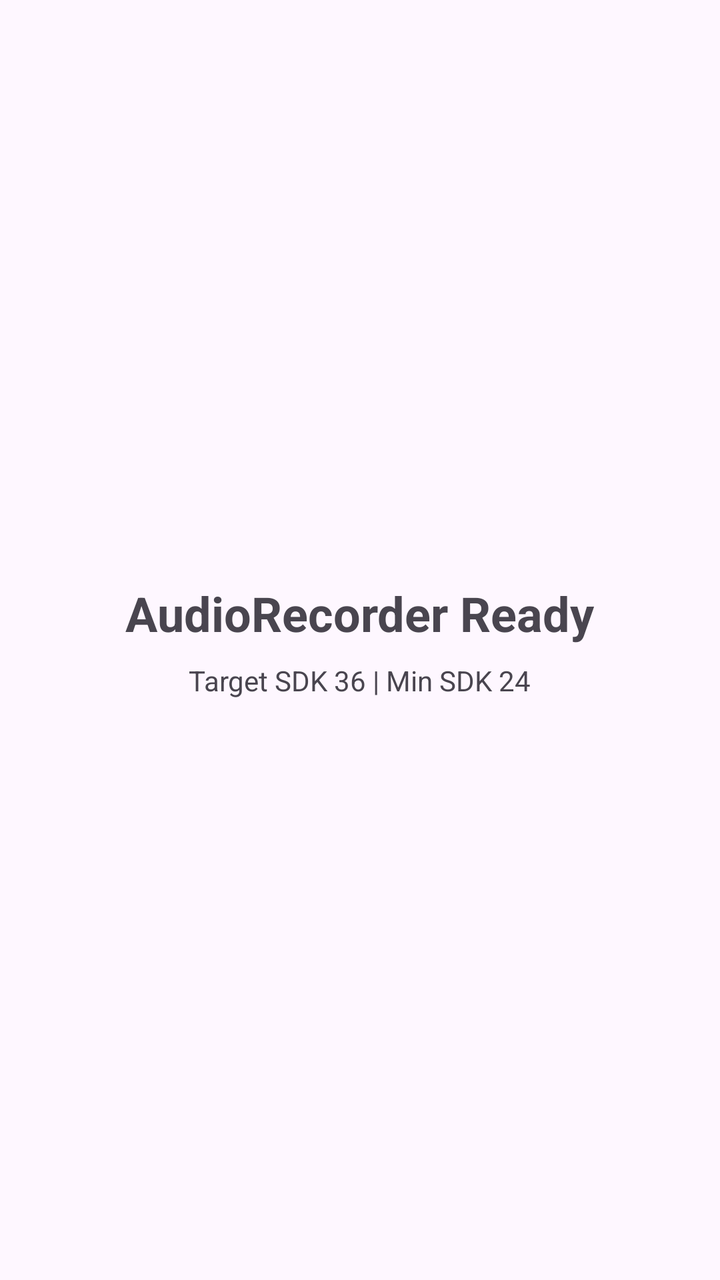
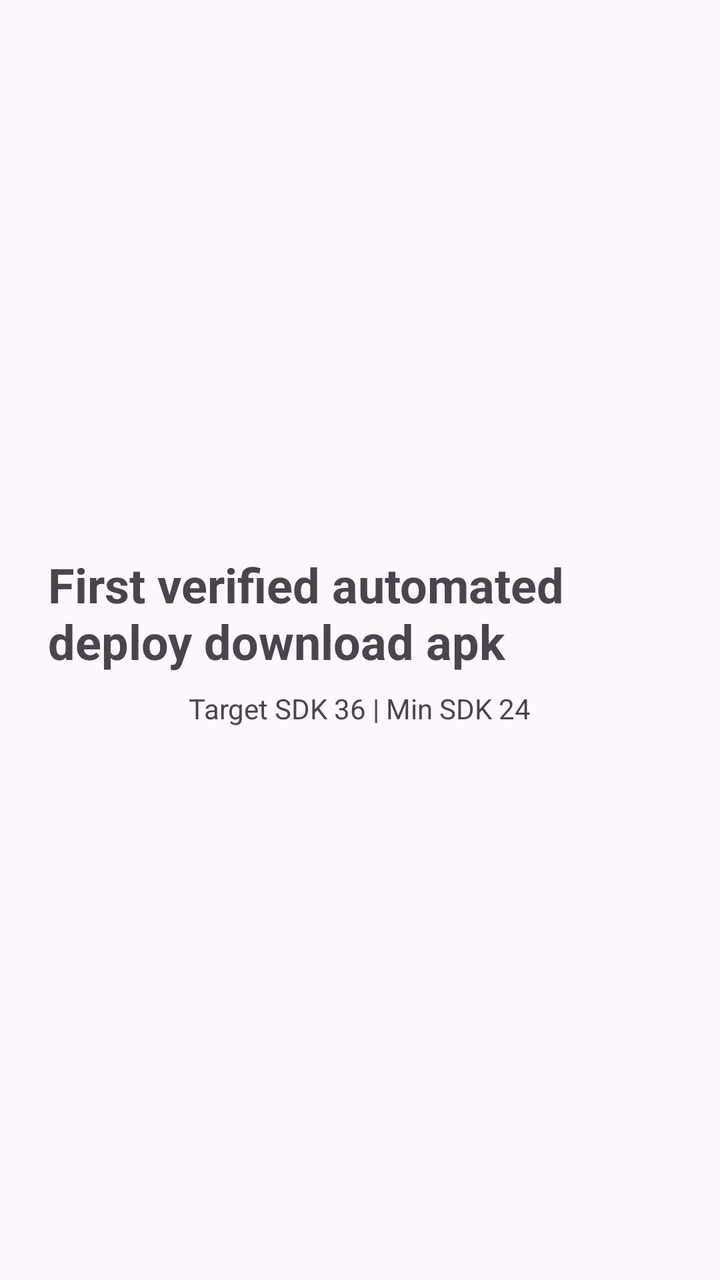

The first picture is an Android layout as it rendered before a commit; the second is the same layout after the commit. The layout source and the unified diff follow.
<!-- AndroidManifest.xml: application theme Theme.AudioRecorder -->
<!-- res/layout/activity_main.xml -->
<?xml version="1.0" encoding="utf-8"?>
<LinearLayout xmlns:android="http://schemas.android.com/apk/res/android"
    android:layout_width="match_parent"
    android:layout_height="match_parent"
    android:gravity="center"
    android:orientation="vertical"
    android:padding="24dp">

    <TextView
        android:layout_width="wrap_content"
        android:layout_height="wrap_content"
        android:text="AudioRecorder Ready"
        android:textSize="24sp"
        android:textStyle="bold" />

    <TextView
        android:layout_width="wrap_content"
        android:layout_height="wrap_content"
        android:layout_marginTop="8dp"
        android:text="Target SDK 36 | Min SDK 24"
        android:textSize="14sp" />

</LinearLayout>
<!-- resources referenced by this layout -->
<resources>
  <style name="Theme.AudioRecorder" parent="Theme.Material3.DayNight.NoActionBar" />
</resources>

<!-- the commit's change to res/layout/activity_main.xml (unified diff, before → after) -->
@@ -9,7 +9,7 @@
     <TextView
         android:layout_width="wrap_content"
         android:layout_height="wrap_content"
-        android:text="AudioRecorder Ready"
+        android:text="First verified automated deploy download apk"
         android:textSize="24sp"
         android:textStyle="bold" />
 
